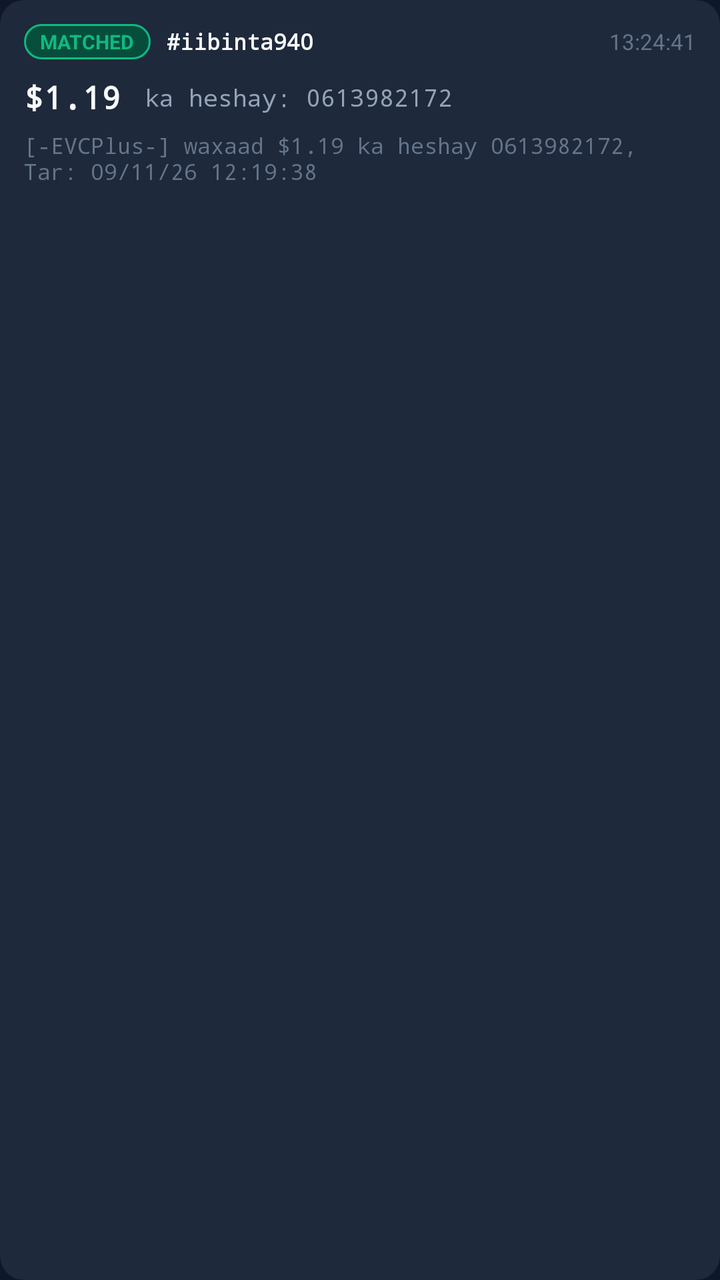
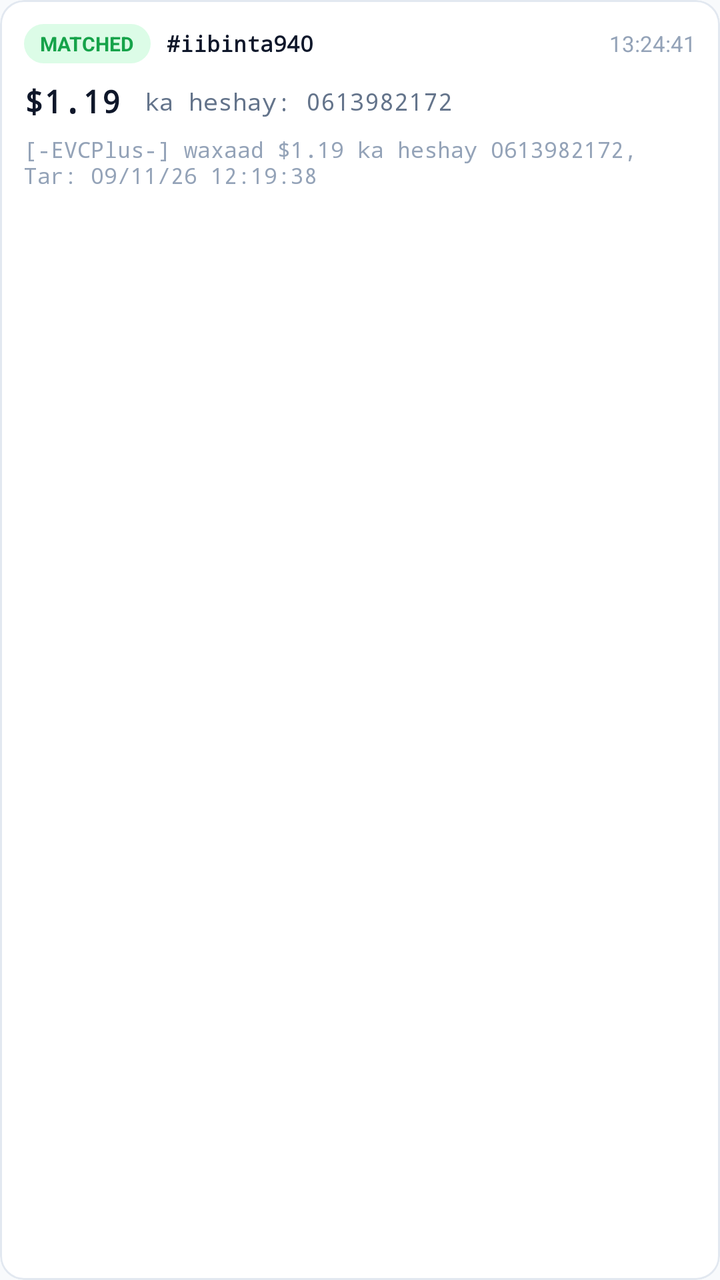

An Android layout rendered at two revisions. The XML below is the earlier revision; the diff shows what the commit changed to produce the second picture.
<!-- AndroidManifest.xml: application theme Theme.OskarSMS -->
<!-- res/layout/item_sms_log.xml -->
<?xml version="1.0" encoding="utf-8"?>
<androidx.cardview.widget.CardView
    xmlns:android="http://schemas.android.com/apk/res/android"
    xmlns:app="http://schemas.android.com/apk/res-auto"
    xmlns:tools="http://schemas.android.com/tools"
    android:layout_width="match_parent"
    android:layout_height="wrap_content"
    android:layout_marginBottom="8dp"
    app:cardCornerRadius="12dp"
    app:cardElevation="0dp"
    app:cardBackgroundColor="@color/surface_card">

    <LinearLayout
        android:layout_width="match_parent"
        android:layout_height="wrap_content"
        android:orientation="vertical"
        android:padding="12dp">

        
        <LinearLayout
            android:layout_width="match_parent"
            android:layout_height="wrap_content"
            android:orientation="horizontal"
            android:gravity="center_vertical">

            <TextView
                android:id="@+id/tvStatusBadge"
                android:layout_width="wrap_content"
                android:layout_height="wrap_content"
                android:text="MATCHED"
                android:textColor="@color/emerald"
                android:textSize="10sp"
                android:textStyle="bold"
                android:background="@drawable/bg_status_active"
                android:paddingHorizontal="8dp"
                android:paddingVertical="2dp" />

            <TextView
                android:id="@+id/tvMatchedOrder"
                android:layout_width="wrap_content"
                android:layout_height="wrap_content"
                android:layout_marginStart="8dp"
                android:text="#iibinta940"
                android:textColor="@color/text_primary"
                android:textSize="11sp"
                android:fontFamily="monospace"
                android:textStyle="bold" />

            <View
                android:layout_width="0dp"
                android:layout_height="1dp"
                android:layout_weight="1" />

            <TextView
                android:id="@+id/tvLogTime"
                android:layout_width="wrap_content"
                android:layout_height="wrap_content"
                android:text="13:24:41"
                android:textColor="@color/text_muted"
                android:textSize="11sp" />
        </LinearLayout>

        
        <LinearLayout
            android:layout_width="match_parent"
            android:layout_height="wrap_content"
            android:orientation="horizontal"
            android:gravity="center_vertical"
            android:layout_marginTop="8dp">

            <TextView
                android:id="@+id/tvAmount"
                android:layout_width="wrap_content"
                android:layout_height="wrap_content"
                android:text="$1.19"
                android:textColor="@color/text_primary"
                android:textSize="16sp"
                android:textStyle="bold"
                android:fontFamily="monospace" />

            <TextView
                android:id="@+id/tvPhone"
                android:layout_width="wrap_content"
                android:layout_height="wrap_content"
                android:layout_marginStart="12dp"
                android:text="ka heshay: 0613982172"
                android:textColor="@color/text_secondary"
                android:textSize="12sp"
                android:fontFamily="monospace" />
        </LinearLayout>

        
        <TextView
            android:id="@+id/tvRawMessage"
            android:layout_width="match_parent"
            android:layout_height="wrap_content"
            android:layout_marginTop="6dp"
            android:text="[-EVCPlus-] waxaad $1.19 ka heshay 0613982172, Tar: 09/11/26 12:19:38"
            android:textColor="@color/text_muted"
            android:textSize="11sp"
            android:fontFamily="monospace"
            android:maxLines="2"
            android:ellipsize="end" />

    </LinearLayout>
</androidx.cardview.widget.CardView>
<!-- resources referenced by this layout -->
<resources>
  <color name="emerald">#10B981</color>
  <color name="surface_card">#1E293B</color>
  <color name="text_muted">#64748B</color>
  <color name="text_primary">#F8FAFC</color>
  <color name="text_secondary">#94A3B8</color>
  <!-- drawable bg_status_active (drawable) -->
  <?xml version="1.0" encoding="utf-8"?>
  <shape xmlns:android="http://schemas.android.com/apk/res/android"
      android:shape="rectangle">
      <solid android:color="@color/emerald_bg" />
      <corners android:radius="999dp" />
      <stroke
          android:width="1dp"
          android:color="@color/emerald" />
  </shape>
  <style name="Theme.OskarSMS" parent="Theme.Material3.Dark.NoActionBar">
          <item name="colorPrimary">@color/primary</item>
          <item name="colorOnPrimary">@color/text_primary</item>
          <item name="android:statusBarColor">@color/background</item>
          <item name="android:windowBackground">@color/background</item>
          <item name="android:navigationBarColor">@color/background</item>
      </style>
  <color name="emerald_bg">#064E3B</color>
  <color name="primary">#2563EB</color>
  <color name="background">#0F172A</color>
</resources>

<!-- the commit's change to res/layout/item_sms_log.xml (unified diff, before → after) -->
@@ -1,5 +1,5 @@
 <?xml version="1.0" encoding="utf-8"?>
-<androidx.cardview.widget.CardView
+<com.google.android.material.card.MaterialCardView
     xmlns:android="http://schemas.android.com/apk/res/android"
     xmlns:app="http://schemas.android.com/apk/res-auto"
     xmlns:tools="http://schemas.android.com/tools"
@@ -8,7 +8,9 @@
     android:layout_marginBottom="8dp"
     app:cardCornerRadius="12dp"
     app:cardElevation="0dp"
-    app:cardBackgroundColor="@color/surface_card">
+    app:strokeColor="#E2E8F0"
+    app:strokeWidth="1dp"
+    app:cardBackgroundColor="#FFFFFF">
 
     <LinearLayout
         android:layout_width="match_parent"
@@ -28,12 +30,12 @@
                 android:layout_width="wrap_content"
                 android:layout_height="wrap_content"
                 android:text="MATCHED"
-                android:textColor="@color/emerald"
+                android:textColor="#16A34A"
                 android:textSize="10sp"
                 android:textStyle="bold"
-                android:background="@drawable/bg_status_active"
+                android:background="@drawable/bg_badge_pill_green"
                 android:paddingHorizontal="8dp"
-                android:paddingVertical="2dp" />
+                android:paddingVertical="3dp" />
 
             <TextView
                 android:id="@+id/tvMatchedOrder"
@@ -41,7 +43,7 @@
                 android:layout_height="wrap_content"
                 android:layout_marginStart="8dp"
                 android:text="#iibinta940"
-                android:textColor="@color/text_primary"
+                android:textColor="#0F172A"
                 android:textSize="11sp"
                 android:fontFamily="monospace"
                 android:textStyle="bold" />
@@ -56,7 +58,7 @@
                 android:layout_width="wrap_content"
                 android:layout_height="wrap_content"
                 android:text="13:24:41"
-                android:textColor="@color/text_muted"
+                android:textColor="#94A3B8"
                 android:textSize="11sp" />
         </LinearLayout>
 
@@ -73,7 +75,7 @@
                 android:layout_width="wrap_content"
                 android:layout_height="wrap_content"
                 android:text="$1.19"
-                android:textColor="@color/text_primary"
+                android:textColor="#0F172A"
                 android:textSize="16sp"
                 android:textStyle="bold"
                 android:fontFamily="monospace" />
@@ -84,7 +86,7 @@
                 android:layout_height="wrap_content"
                 android:layout_marginStart="12dp"
                 android:text="ka heshay: 0613982172"
-                android:textColor="@color/text_secondary"
+                android:textColor="#64748B"
                 android:textSize="12sp"
                 android:fontFamily="monospace" />
         </LinearLayout>
@@ -96,11 +98,11 @@
             android:layout_height="wrap_content"
             android:layout_marginTop="6dp"
             android:text="[-EVCPlus-] waxaad $1.19 ka heshay 0613982172, Tar: 09/11/26 12:19:38"
-            android:textColor="@color/text_muted"
+            android:textColor="#94A3B8"
             android:textSize="11sp"
             android:fontFamily="monospace"
             android:maxLines="2"
             android:ellipsize="end" />
 
     </LinearLayout>
-</androidx.cardview.widget.CardView>
+</com.google.android.material.card.MaterialCardView>
<!-- resource entries referenced after the edit -->
@@ -1,29 +1,22 @@
 <!-- resources referenced by this layout -->
 <resources>
-  <color name="emerald">#10B981</color>
-  <color name="surface_card">#1E293B</color>
-  <color name="text_muted">#64748B</color>
-  <color name="text_primary">#F8FAFC</color>
-  <color name="text_secondary">#94A3B8</color>
-  <!-- drawable bg_status_active (drawable) -->
+  <!-- drawable bg_badge_pill_green (drawable) -->
   <?xml version="1.0" encoding="utf-8"?>
-  <shape xmlns:android="http://schemas.android.com/apk/res/android"
-      android:shape="rectangle">
-      <solid android:color="@color/emerald_bg" />
-      <corners android:radius="999dp" />
-      <stroke
-          android:width="1dp"
-          android:color="@color/emerald" />
+  <shape xmlns:android="http://schemas.android.com/apk/res/android">
+      <solid android:color="#DCFCE7" />
+      <corners android:radius="100dp" />
   </shape>
-  <style name="Theme.OskarSMS" parent="Theme.Material3.Dark.NoActionBar">
+  <style name="Theme.OskarSMS" parent="Theme.Material3.Light.NoActionBar">
           <item name="colorPrimary">@color/primary</item>
-          <item name="colorOnPrimary">@color/text_primary</item>
+          <item name="colorOnPrimary">@color/white</item>
           <item name="android:statusBarColor">@color/background</item>
+          <item name="android:windowLightStatusBar">true</item>
           <item name="android:windowBackground">@color/background</item>
-          <item name="android:navigationBarColor">@color/background</item>
+          <item name="android:navigationBarColor">#FFFFFF</item>
+          <item name="android:windowLightNavigationBar" tools:targetApi="o_mr1">true</item>
       </style>
-  <color name="emerald_bg">#064E3B</color>
-  <color name="primary">#2563EB</color>
-  <color name="background">#0F172A</color>
+  <color name="primary">#0066FF</color>
+  <color name="white">#FFFFFF</color>
+  <color name="background">#F8FAFC</color>
 </resources>
 
